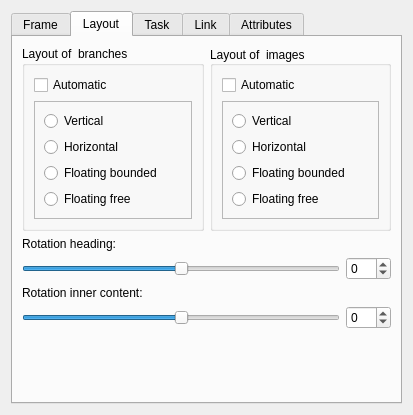
This is forms/branchpropeditor.ui in insilmaril/vym as Qt 5 draws it before an edit. The edited form follows.
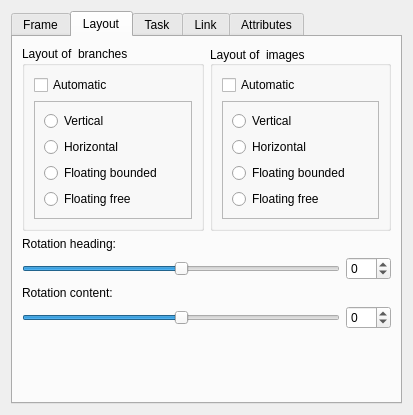
This is the edited form.

```diff
--- a/forms/branchpropeditor.ui
+++ b/forms/branchpropeditor.ui
@@ -439,7 +439,7 @@
        <item>
         <widget class="QLabel" name="rotationInnerContentLabel">
          <property name="text">
-          <string>Rotation inner content:</string>
+          <string>Rotation content:</string>
          </property>
         </widget>
        </item>
```
